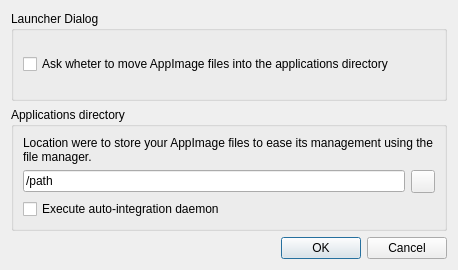
Qt form src/ui/settings_dialog.ui (TheAssassin/AppImageLauncher) before a commit.
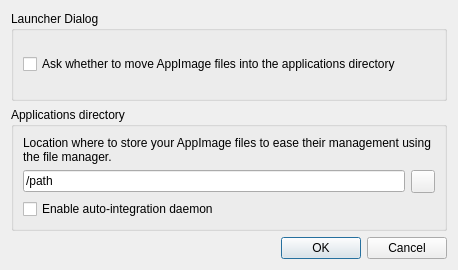
The same form after that commit. Icons and pictures are not drawn.

Commit message: Amend typos

Diff of the .ui file:
```diff
--- a/src/ui/settings_dialog.ui
+++ b/src/ui/settings_dialog.ui
@@ -23,7 +23,7 @@
       <item>
        <widget class="QCheckBox" name="checkBoxAskMove">
         <property name="text">
-         <string>Ask wheter to move AppImage files into the applications directory</string>
+         <string>Ask whether to move AppImage files into the applications directory</string>
         </property>
        </widget>
       </item>
@@ -50,7 +50,7 @@
       <item row="0" column="0" colspan="2">
        <widget class="QLabel" name="label">
         <property name="text">
-         <string>Location were to store your AppImage files to ease its management using the file manager.</string>
+         <string>Location where to store your AppImage files to ease their management using the file manager.</string>
         </property>
         <property name="wordWrap">
          <bool>true</bool>
@@ -67,7 +67,7 @@
       <item row="2" column="0">
        <widget class="QCheckBox" name="checkBoxEnableDaemon">
         <property name="text">
-         <string>Execute auto-integration daemon</string>
+         <string>Enable auto-integration daemon</string>
         </property>
        </widget>
       </item>
```
